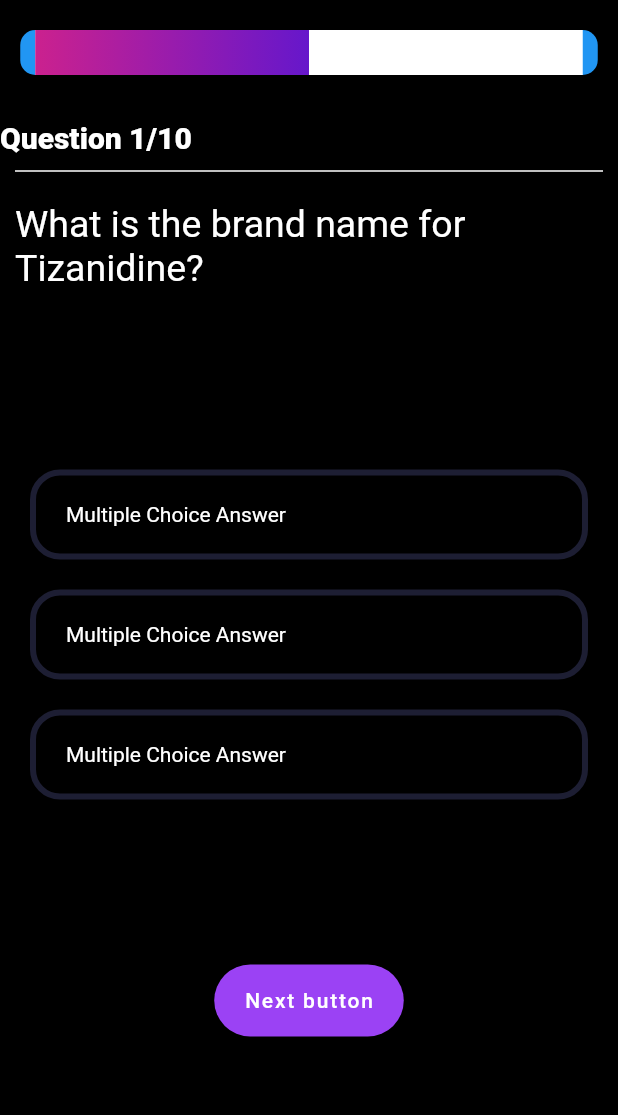
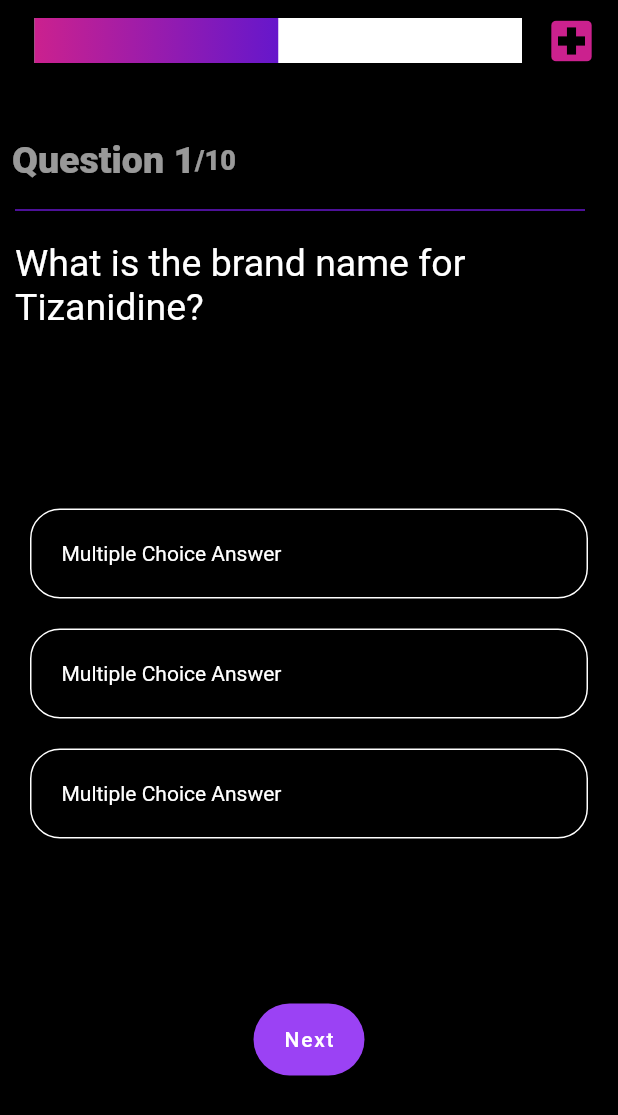
Before and after one commit to kingpush37/pharmu, a Flutter app: the screen it shows after launch, on a phone screen of 412 x 824 dp. Shown: the top 1115 px of the screen. Run offline on Flutter 3.47's test engine with Material 2 defaults, Android fonts, the phone set to English and light mode, and no system bars; drawn by our look-alikes of percent_indicator.

Commit message:
updated UI

```diff
--- a/lib/quiz_page.dart
+++ b/lib/quiz_page.dart
@@ -15,51 +15,66 @@ class _QuizPageState extends State<QuizPage> {
     return SafeArea(
       child: Scaffold(
         backgroundColor: Colors.black,
-        body: Padding(
-          padding: const EdgeInsets.only(top: 20.0),
-          child: Column(
+        body: Column(
+          crossAxisAlignment: CrossAxisAlignment.stretch,
           children: <Widget>[
-              Row(
-                mainAxisAlignment: MainAxisAlignment.center,
-                children: <Widget>[
-                  CustomCard(
-                    color: Colors.blue,
-                    customChild: LinearPercentIndicator(
+            Padding(
+              padding: const EdgeInsets.all(9.0),
+              child: LinearPercentIndicator(
                 alignment: MainAxisAlignment.center,
-                      width: 385.0,
+                width: 345.0,
                 lineHeight: 30.0,
                 percent: 0.5,
                 backgroundColor: Colors.white,
                 linearGradient: LinearGradient(colors: [Color(0xFFCB218E), Color(0xFF6617CB)]),
+                trailing: Padding(
+                  padding: const EdgeInsets.only(left: 5.0),
+                  child: Icon(
+                    Icons.local_hospital,
+                    color: Color(0xFFCB218E),
+                    size: 36.0,
                   ),
                 ),
-                ],
+              ),
             ),
             SizedBox(
               height: 30.0,
             ),
             CustomCard(
               color: Colors.black,
-                customChild: Row(
-                  mainAxisAlignment: MainAxisAlignment.start,
+              customChild: Padding(
+                padding: const EdgeInsets.all(8.0),
+                child: Row(
                   children: <Widget>[
                     Text(
-                        'Question 1/10',
+                        'Question 1',
                       style: TextStyle(
-                        fontSize: 20.0,
+                        fontSize: 25.0,
                         fontWeight: FontWeight.w900,
-                        color: Colors.white,
+                        color: Colors.white60,
+                      ),
+                    ),
+                    //TODO text baseline
+                    Text(
+                      '/10',
+                      style: TextStyle(
+                        fontSize: 18.0,
+                        fontWeight: FontWeight.w900,
+                        color: Colors.white60,
+                        textBaseline: TextBaseline.alphabetic,
                       ),
                     ),
                   ],
                 ),
               ),
+            ),
             Container(
               padding: EdgeInsets.all(10.0),
               child: Divider(
+                endIndent: 12.0,
                 height: 2.0,
                 thickness: 1.0,
-                  color: Colors.white,
+                color: Color(0xFF6617CB),
               ),
             ),
             Container(
@@ -86,7 +101,7 @@ class _QuizPageState extends State<QuizPage> {
               margin: EdgeInsets.symmetric(vertical: 10.0 , horizontal: 20.0),
               height: 60.0,
               decoration: BoxDecoration(
-                    border: Border.all(color: Color(0xFF1D1E33), width: 4.0, style: BorderStyle.solid),
+                  border: Border.all(color: Colors.white, width: 1.0, style: BorderStyle.solid),
                 borderRadius: BorderRadius.circular(20.0),
               ),
               child: Row(
@@ -105,7 +120,7 @@ class _QuizPageState extends State<QuizPage> {
               margin: EdgeInsets.symmetric(vertical: 10.0 , horizontal: 20.0),
               height: 60.0,
               decoration: BoxDecoration(
-                  border: Border.all(color: Color(0xFF1D1E33), width: 4.0, style: BorderStyle.solid),
+                border: Border.all(color: Colors.white, width: 1.0, style: BorderStyle.solid),
                 borderRadius: BorderRadius.circular(20.0),
               ),
               child: Row(
@@ -124,7 +139,7 @@ class _QuizPageState extends State<QuizPage> {
               margin: EdgeInsets.symmetric(vertical: 10.0 , horizontal: 20.0),
               height: 60.0,
               decoration: BoxDecoration(
-                  border: Border.all(color: Color(0xFF1D1E33), width: 4.0, style: BorderStyle.solid),
+                border: Border.all(color: Colors.white, width: 1.0, style: BorderStyle.solid),
                 borderRadius: BorderRadius.circular(20.0),
               ),
               child: Row(
@@ -149,7 +164,7 @@ class _QuizPageState extends State<QuizPage> {
                     /**/
                   },
                   label: Text(
-                      'Next button',
+                    'Next',
                   ),
                   backgroundColor: Color(0xFF9B42F4),
                 ),
@@ -158,7 +173,6 @@ class _QuizPageState extends State<QuizPage> {
           ],
         ),
       ),
-      ),
     );
   }
 }
```
Lines whose indentation alone changed are shown as unchanged.
